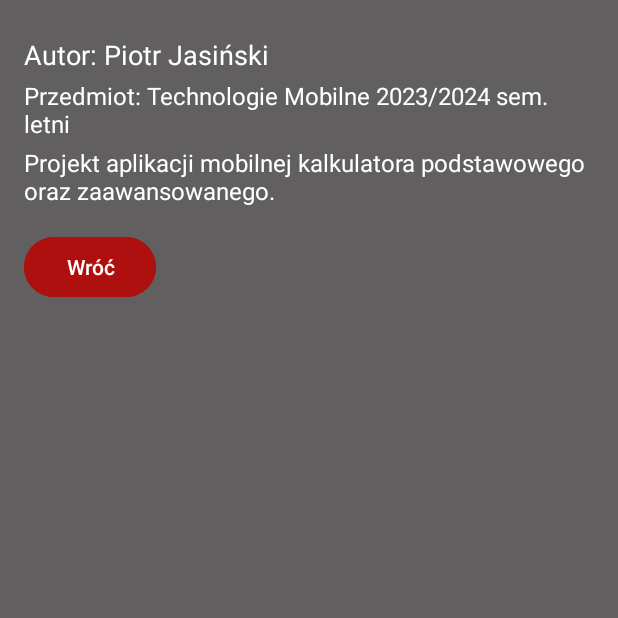
After one commit to Jvsin/calculatorApp, an Android app: the AboutMe screen opened directly, with no data from a screen before it, on a phone screen of 412 x 824 dp, the top half of it. The commit adds this screen. Run offline under Robolectric (Android 15) with nearby library versions, the phone set to English and light mode, and no system bars.

Commit message:
dodanie panelu about me oraz zamykania aplikacji przyciskiem

```diff
--- a/app/src/main/AndroidManifest.xml
+++ b/app/src/main/AndroidManifest.xml
@@ -11,7 +11,7 @@
         android:roundIcon="@mipmap/ic_launcher_round"
         android:supportsRtl="true"
         android:theme="@style/Theme.CalculatorApp"
-        tools:targetApi="31">
+        tools:targetApi="34">
         <activity
             android:name=".MainActivity"
             android:exported="true">
@@ -27,6 +27,10 @@
         <activity android:name=".AdvancedCalcActivity">
 
         </activity>
+
+        <activity android:name=".AboutMe">
+
+        </activity>
     </application>
 
 </manifest>
--- /dev/null
+++ b/app/src/main/java/com/example/calculatorapp/AboutMe.kt
@@ -0,0 +1,20 @@
+package com.example.calculatorapp
+
+import android.os.Bundle
+import android.util.Log
+import android.widget.Button
+import android.widget.TextView
+import android.widget.Toast
+import androidx.appcompat.app.AppCompatActivity
+import kotlin.math.*
+import kotlin.properties.Delegates
+
+class AboutMe : AppCompatActivity(){
+    override fun onCreate(savedInstanceState: Bundle?) {
+        super.onCreate(savedInstanceState)
+        setContentView(R.layout.about)
+
+        val button1 = findViewById<Button>(R.id.close_button)
+        button1.setOnClickListener { finish() }
+    }
+}
--- a/app/src/main/java/com/example/calculatorapp/AdvancedCalcActivity.kt
+++ b/app/src/main/java/com/example/calculatorapp/AdvancedCalcActivity.kt
@@ -121,7 +121,6 @@ class AdvancedCalcActivity : AppCompatActivity() {
         var result: Double = 0.0
         if(currentDisplayText.isNotEmpty()){
             var num = currentDisplayText.toDouble()
-
             when(operation){
                 1 -> result = num * 0.01
                 2 -> result = sin(num)
--- a/app/src/main/java/com/example/calculatorapp/MainActivity.kt
+++ b/app/src/main/java/com/example/calculatorapp/MainActivity.kt
@@ -20,5 +20,14 @@ class MainActivity : AppCompatActivity() {
             val intent = Intent(this, AdvancedCalcActivity::class.java)
             startActivity(intent)
         }
+        val aboutButton = findViewById<Button>(R.id.buttonAbout)
+        aboutButton.setOnClickListener {
+            val intent = Intent(this, AboutMe::class.java)
+            startActivity(intent)
+        }
+        val exitButton = findViewById<Button>(R.id.buttonExit)
+        exitButton.setOnClickListener {
+            finishAffinity()
+        }
     }
 }
--- /dev/null
+++ b/app/src/main/res/layout/about.xml
@@ -0,0 +1,45 @@
+<?xml version="1.0" encoding="utf-8"?>
+<LinearLayout xmlns:android="http://schemas.android.com/apk/res/android"
+    android:layout_width="match_parent"
+    android:layout_height="match_parent"
+    xmlns:tools="http://schemas.android.com/tools"
+    android:padding="16dp"
+    android:background="@color/gray"
+    android:orientation="vertical"
+    tools:context=".AboutMe">
+
+    <TextView
+        android:id="@+id/author_name"
+        android:layout_width="wrap_content"
+        android:layout_height="wrap_content"
+        android:text="@string/autor"
+        android:textSize="18sp"
+        android:textColor="@color/white"
+        android:layout_marginTop="8dp" />
+
+    <TextView
+        android:id="@+id/author_description"
+        android:layout_width="wrap_content"
+        android:layout_height="wrap_content"
+        android:text="@string/przedmiot"
+        android:textSize="16sp"
+        android:textColor="@color/white"
+        android:layout_marginTop="4dp" />
+
+    <TextView
+        android:id="@+id/project_description"
+        android:layout_width="wrap_content"
+        android:layout_height="wrap_content"
+        android:text="@string/opis"
+        android:textSize="16sp"
+        android:textColor="@color/white"
+        android:layout_marginTop="4dp" />
+    <Button
+        android:id="@+id/close_button"
+        android:backgroundTint="@color/red"
+        android:layout_width="wrap_content"
+        android:layout_height="wrap_content"
+        android:text="@string/powrot"
+        android:layout_marginTop="16dp" />
+
+</LinearLayout>
--- a/app/src/main/res/values/strings.xml
+++ b/app/src/main/res/values/strings.xml
@@ -1,3 +1,7 @@
 <resources>
     <string name="app_name">calculatorApp</string>
+    <string name="autor">Autor: Piotr Jasiński</string>
+    <string name="przedmiot">Przedmiot: Technologie Mobilne 2023/2024 sem. letni</string>
+    <string name="opis">Projekt aplikacji mobilnej kalkulatora podstawowego oraz zaawansowanego.</string>
+    <string name="powrot">Wróć</string>
 </resources>
```
